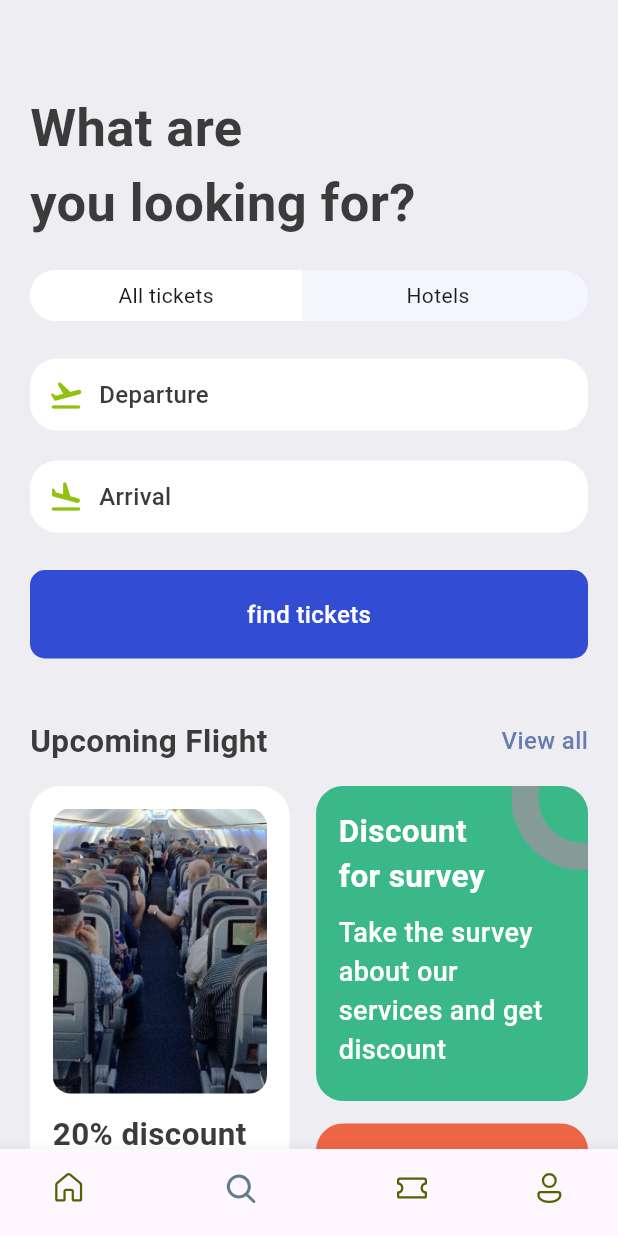
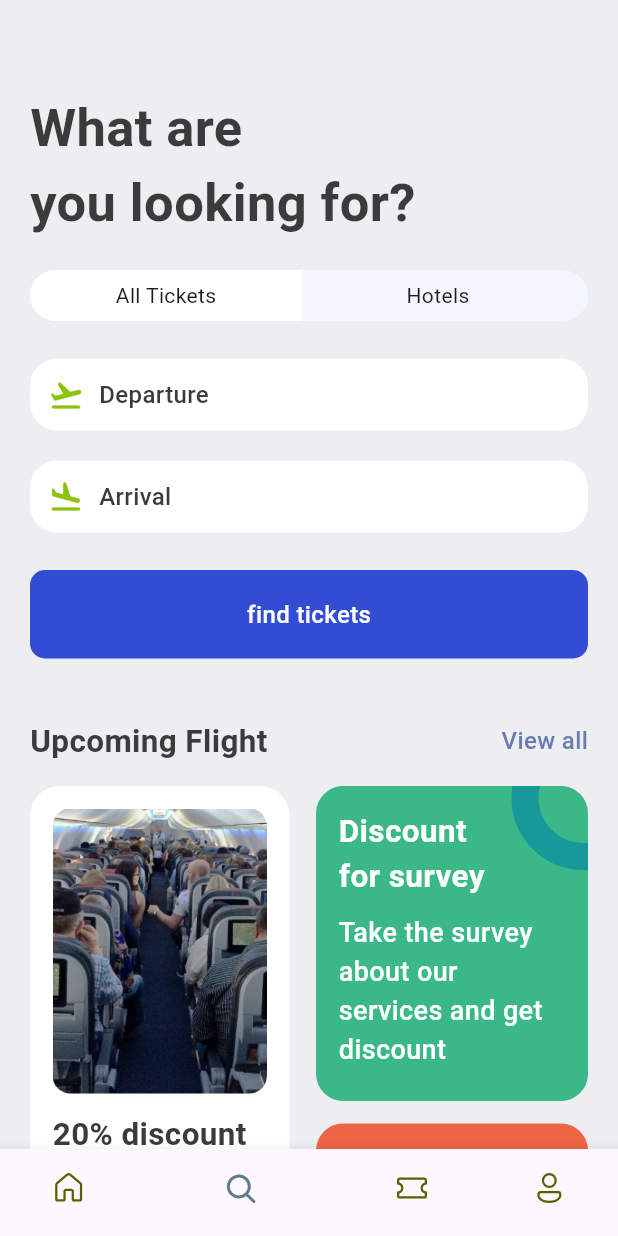
Before and after one commit to Bra-Gabby-Marshal/Flutter-Ticket-App, a Flutter app: the screen it shows after launch, item 2 of the bottom bar chosen, on a phone screen of 412 x 824 dp. Run offline on Flutter 3.47's test engine with Material 3 defaults, Android fonts, the phone set to English and light mode, and no system bars; our stand-ins replace device_preview, fluentui_icons.

Commit message:
new update

```diff
--- a/lib/base/bottom_nav_bar.dart
+++ b/lib/base/bottom_nav_bar.dart
@@ -3,6 +3,7 @@ import 'package:flutter/cupertino.dart';
 import 'package:flutter/material.dart';
 import 'package:my_ticket_app/screens/home/home_screen.dart';
 import 'package:my_ticket_app/screens/search/search_screen.dart';
+import 'package:my_ticket_app/screens/ticket/ticket_screen.dart';
 
 class BottomNavBar extends StatefulWidget {
   const BottomNavBar({super.key});
@@ -17,7 +18,7 @@ class _BottomNavBarState extends State<BottomNavBar> {
     // const Center(child: Text("Home")),
     const HomeScreen(),
     const SearchScreen(),
-    const Center(child: Text("Tickets")),
+    const TicketScreen(),
     const Center(child: Text("Profile"))
   ];
 
--- a/lib/base/res/styles/app_styles.dart
+++ b/lib/base/res/styles/app_styles.dart
@@ -11,7 +11,10 @@ class AppStyles{
   static Color kakiColor = const Color(0xFFD2BDB6);
   static Color planeColor = const Color(0xFF8FC20F);
   static Color findTicketColor = const Color(0xD91130CE);
-  static Color circelColor = const Color(0xFF1899999);
+  static Color circelColor = const Color(0xFF189999);
+  static Color ticketColor = const Color(0xFFFFFFFF);
+  static Color dotColor  = const Color(0xFF8ACCF7);
+  static Color planeSecondColor = const Color(0xFFBACCF7);
   static TextStyle textStyle = TextStyle(
       fontSize: 16, color: textColor, fontWeight: FontWeight.w500);
 
--- a/lib/base/widgets/app_column_text_layout.dart
+++ b/lib/base/widgets/app_column_text_layout.dart
@@ -5,7 +5,8 @@ class AppColumnTextLayout extends StatelessWidget {
   final String topText;
   final String bottomText;
   final CrossAxisAlignment alignment;
-  const AppColumnTextLayout({super.key, required this.topText, required this.bottomText, required this.alignment});
+  final bool? isColor;
+  const AppColumnTextLayout({super.key, required this.topText, required this.bottomText, required this.alignment, this.isColor});
 
   @override
   Widget build(BuildContext context) {
--- a/lib/base/widgets/big_circle.dart
+++ b/lib/base/widgets/big_circle.dart
@@ -3,8 +3,8 @@ import 'package:flutter/material.dart';
 
 class BigCircle extends StatelessWidget {
   final isRight;
-
-  const BigCircle({super.key, required this.isRight});
+  final bool? isColor;
+  const BigCircle({super.key, required this.isRight, this.isColor});
 
   @override
   Widget build(BuildContext context) {
@@ -13,7 +13,7 @@ class BigCircle extends StatelessWidget {
       width: 10,
       child: DecoratedBox(
           decoration: BoxDecoration(
-              color: Colors.white,
+              color: isColor==null? Colors.white:Colors.grey.shade200,
               borderRadius: isRight==true?const BorderRadius.only(
                   topLeft: Radius.circular(10),
                   bottomLeft: Radius.circular(10)
--- a/lib/base/widgets/big_dot.dart
+++ b/lib/base/widgets/big_dot.dart
@@ -1,15 +1,17 @@
 import 'package:flutter/cupertino.dart';
 import 'package:flutter/material.dart';
+import 'package:my_ticket_app/base/res/styles/app_styles.dart';
 
 class BigDot extends StatelessWidget {
-  const BigDot({super.key});
+  final bool? isColor;
+  const BigDot({super.key, this.isColor,});
 
   @override
   Widget build(BuildContext context) {
     return Container(
       padding: const EdgeInsets.all(3),
       decoration: BoxDecoration(
-        border: Border.all(width:2.5, color: Colors.white),
+        border: Border.all(width:2.5, color:  isColor==null? Colors.white:AppStyles.dotColor),
         borderRadius: BorderRadius.circular(20)
       ),
     );
--- a/lib/base/widgets/text_style_fourth.dart
+++ b/lib/base/widgets/text_style_fourth.dart
@@ -6,15 +6,15 @@ import '../res/styles/app_styles.dart';
 class TextStyleFourth extends StatelessWidget {
   final String text;
   final TextAlign align;
-
-  const TextStyleFourth({super.key, required this.text, this.align = TextAlign.start});
+  final bool? isColor;
+  const TextStyleFourth({super.key, required this.text, this.align = TextAlign.start, this.isColor});
 
   @override
   Widget build(BuildContext context) {
     return Text(
       text,
       textAlign: align,
-      style: AppStyles.headLineStyle4.copyWith(color: Colors.white),
+      style: isColor==null? AppStyles.headLineStyle4.copyWith(color: Colors.white):AppStyles.headLineStyle4,
     );
   }
 }
--- a/lib/base/widgets/text_style_third.dart
+++ b/lib/base/widgets/text_style_third.dart
@@ -5,13 +5,14 @@ import '../res/styles/app_styles.dart';
 
 class TextStyleThird extends StatelessWidget {
   final String text;
-  const TextStyleThird({super.key, required this.text});
+  final bool? isColor;
+  const TextStyleThird({super.key, required this.text, this.isColor});
 
   @override
   Widget build(BuildContext context) {
     return Text(
       text,
-      style: AppStyles.headLineStyle3.copyWith(color: Colors.white),
+      style: isColor==null? AppStyles.headLineStyle3.copyWith(color: Colors.white):AppStyles.headLineStyle3,
     );
   }
 }
--- a/lib/screens/search/search_screen.dart
+++ b/lib/screens/search/search_screen.dart
@@ -19,7 +19,10 @@ class SearchScreen extends StatelessWidget {
           const SizedBox(height: 40,),
           Text("What are\nyou looking for?", style: AppStyles.headLineStyle1.copyWith(fontSize: 35),),
           const SizedBox(height: 20,),
-          const AppTicketTabs(),
+          const AppTicketTabs(
+            firstTab: "All Tickets",
+            secondTab: "Hotels",
+          ),
           const SizedBox(height: 25,),
           const AppTextIcon(icon: Icons.flight_takeoff_rounded, text: "Departure",),
           const SizedBox(height: 20,),
--- a/lib/screens/search/widgets/app_ticket_tabs.dart
+++ b/lib/screens/search/widgets/app_ticket_tabs.dart
@@ -2,7 +2,9 @@ import 'package:flutter/cupertino.dart';
 import 'package:flutter/material.dart';
 
 class AppTicketTabs extends StatelessWidget {
-  const AppTicketTabs({super.key});
+  final String firstTab;
+  final String secondTab;
+  const AppTicketTabs({super.key, required this.firstTab, required this.secondTab});
 
   @override
   Widget build(BuildContext context) {
@@ -11,10 +13,10 @@ class AppTicketTabs extends StatelessWidget {
         borderRadius: BorderRadius.circular(50),
         color: const Color(0xFFF4F6FD),
       ),
-      child: const Row(
+      child: Row(
         children: [
-          AppTabs(tabText: "All tickets",),
-          AppTabs(tabText: "Hotels",
+          AppTabs(tabText: firstTab,),
+          AppTabs(tabText: secondTab,
             tabBorder: true,
             tabColor: true,
           )
```
Also changed, not shown: lib/base/widgets/app_layoutbuilder_widget.dart (+7 -5 lines), lib/base/widgets/ticket_view.dart (+33 -17 lines), lib/screens/ticket/ticket_screen.dart (added, +35 -0 lines).
